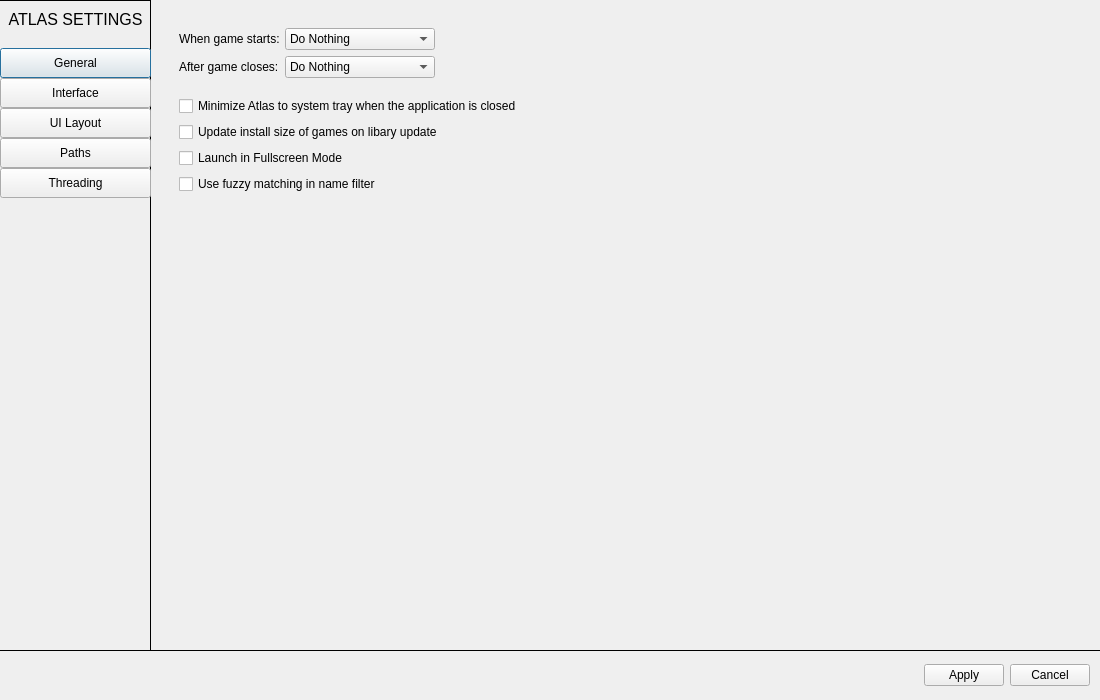
This is atlas/ui/dialog/SettingsDialog.ui in KJNeko/Atlas as Qt 5 draws it before an edit. The edited form follows.
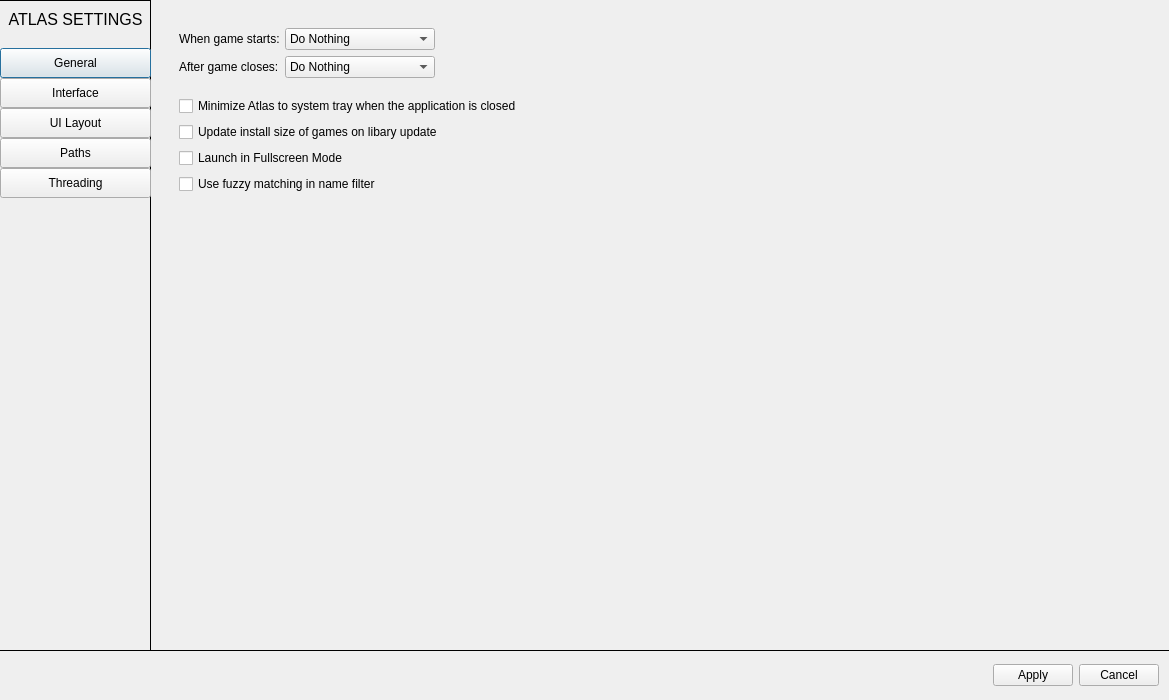
This is the edited form. The open tabs and pages were chosen to show the change.

Diff of the .ui file:
```diff
--- a/atlas/ui/dialog/SettingsDialog.ui
+++ b/atlas/ui/dialog/SettingsDialog.ui
@@ -6,7 +6,7 @@
    <rect>
     <x>0</x>
     <y>0</y>
-    <width>1100</width>
+    <width>1169</width>
     <height>700</height>
    </rect>
   </property>
```
Left out of the diff: 2 changed lines with no effect on the pictures.
